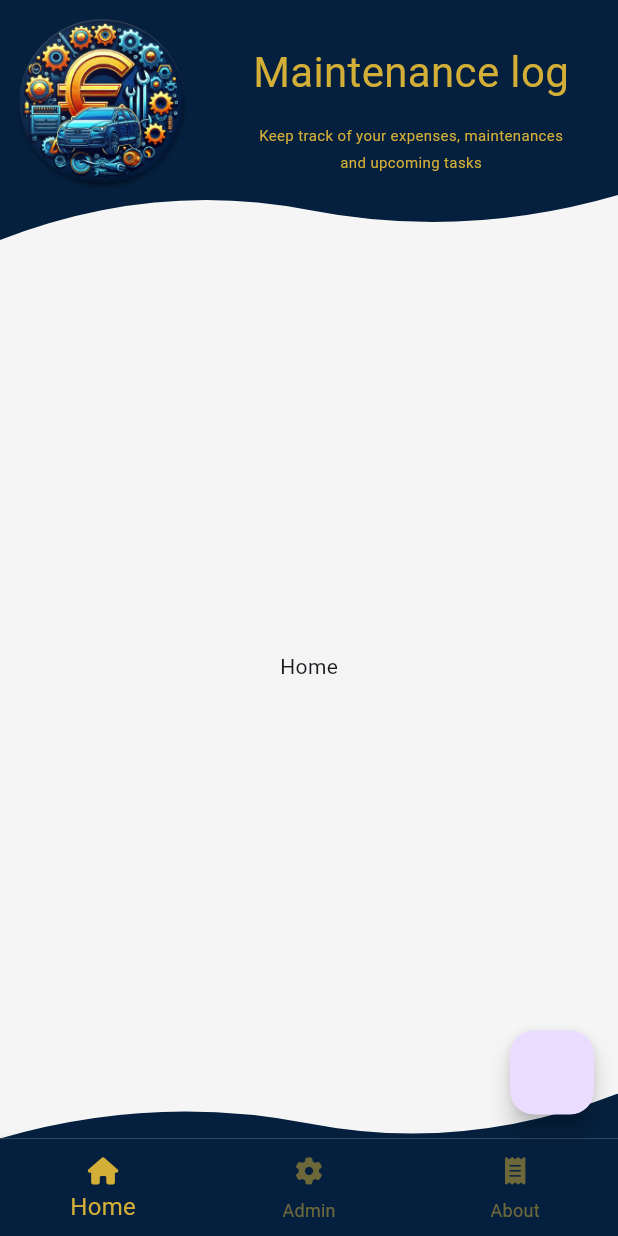
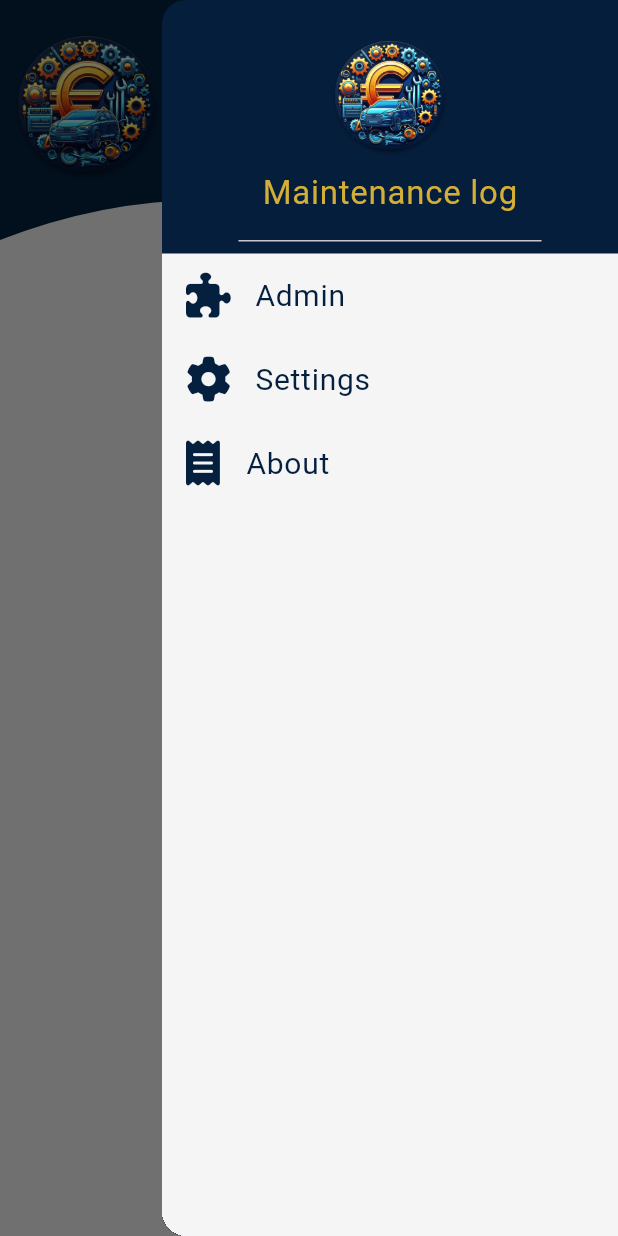
Before and after one commit to bobylolisos/MaintenanceLog, a Flutter app: the screen it shows after launch, with the side drawer open (before the commit the screen has no drawer), on a phone screen of 412 x 824 dp. Run offline on Flutter 3.47's test engine with Material 3 defaults, Android fonts, the phone set to English and light mode, and no system bars; our stand-ins replace firebase_core, flutter_dotenv, font_awesome_flutter; accounts and stored records are empty.

Commit message:
Drawer + ExpandableFab

```diff
--- a/lib/resources/colors.dart
+++ b/lib/resources/colors.dart
@@ -1,4 +1,5 @@
-import 'dart:ui';
+import 'package:flutter/material.dart';
 
 Color colorGold = Color.fromARGB(255, 212, 175, 55);
 Color colorBlue = Color.fromARGB(255, 5, 32, 62);
+Color colorLightGrey = Colors.grey[100]!;
--- a/lib/views/main_view.dart
+++ b/lib/views/main_view.dart
@@ -1,50 +1,20 @@
-import 'dart:io';
-
-import 'package:cloud_firestore/cloud_firestore.dart';
-import 'package:firebase_storage/firebase_storage.dart';
 import 'package:flutter/material.dart';
-import 'package:font_awesome_flutter/font_awesome_flutter.dart';
-import 'package:image_picker/image_picker.dart';
 import 'package:maintenance_log/resources/colors.dart';
-import 'package:maintenance_log/views/about_view.dart';
 import 'package:maintenance_log/views/home_view.dart';
-import 'package:maintenance_log/views/admin_view.dart';
+import 'package:maintenance_log/widgets/drawer_menu.dart';
 import 'package:maintenance_log/widgets/wave_clipper.dart';
 
 class MainView extends StatelessWidget {
-  MainView({super.key});
-
-  final ValueNotifier<int> _selectedMenuItemNotifier = ValueNotifier<int>(0);
+  const MainView({super.key});
 
   @override
   Widget build(BuildContext context) {
     return Scaffold(
-      floatingActionButton: FloatingActionButton(
-        onPressed: () async {
-          var imagePicker = ImagePicker();
-          var xfile = await imagePicker.pickImage(source: ImageSource.camera);
-
-          if (xfile == null) {
-            return;
-          }
-          var referenceRoot = FirebaseStorage.instance.ref();
-          var referenceDirImages = referenceRoot.child('images');
-          var referenceImageToUpload = referenceDirImages.child(xfile.name);
-          await referenceImageToUpload.putFile(File(xfile.path));
-          var url = await referenceImageToUpload.getDownloadURL();
-
-          // var aaa = url;
-
-          Map<String, dynamic> myMap = {'ggg': 'hhh'};
-          var collection = FirebaseFirestore.instance.collection('test');
-          var ref = collection.doc('000');
-          await ref.set(myMap);
-        },
-      ),
       backgroundColor: colorBlue,
+      endDrawer: DrawerMenu(),
       body: SafeArea(
         child: Container(
-          color: Colors.grey[100],
+          color: colorLightGrey,
           child: Column(
             children: [
               ClipPath(
@@ -56,10 +26,11 @@ class MainView extends StatelessWidget {
                     crossAxisAlignment: CrossAxisAlignment.start,
                     children: [
                       Padding(
-                        padding: const EdgeInsets.all(8.0),
+                        padding: const EdgeInsets.symmetric(
+                            horizontal: 8, vertical: 20),
                         child: Image.asset(
                           'assets/logo_foreground.png',
-                          height: 120,
+                          height: 100,
                         ),
                       ),
                       Expanded(
@@ -101,79 +72,56 @@ class MainView extends StatelessWidget {
                           ),
                         ),
                       ),
+                      SizedBox(
+                        width: 10,
+                      ),
+                      Builder(builder: (context) {
+                        return InkWell(
+                          onTap: () {
+                            Scaffold.of(context).openEndDrawer();
+                          },
+                          child: Padding(
+                            padding: EdgeInsets.symmetric(
+                                horizontal: 12, vertical: 15),
+                            child: Icon(
+                              Icons.menu,
+                              color: colorGold,
+                              size: 35,
+                            ),
+                          ),
+                        );
+                      })
                     ],
                   ),
                 ),
               ),
               Expanded(
-                child: ValueListenableBuilder(
-                  valueListenable: _selectedMenuItemNotifier,
-                  builder: (BuildContext context, int value, Widget? child) {
-                    if (value == 2) {
-                      return AboutView();
-                    }
-                    if (value == 1) {
-                      return AdminView();
-                    }
-                    return HomeView();
-                  },
-                ),
+                child: HomeView(),
               ),
-              RotatedBox(
-                quarterTurns: 2,
-                child: ClipPath(
-                  clipper: WaveClipper(),
-                  child: Container(
-                    height: 30,
-                    color: colorBlue,
-                  ),
-                ),
-              )
             ],
           ),
         ),
       ),
-      bottomNavigationBar: ValueListenableBuilder(
-        valueListenable: _selectedMenuItemNotifier,
-        builder: (BuildContext context, int value, Widget? child) {
-          return BottomNavigationBar(
-              iconSize: 18,
-              selectedFontSize: 16,
-              currentIndex: _selectedMenuItemNotifier.value,
-              backgroundColor: colorBlue,
-              selectedItemColor: colorGold,
-              unselectedItemColor: colorGold.withOpacity(0.5),
-              onTap: (value) {
-                _selectedMenuItemNotifier.value = value;
-              },
-              items: [
-                BottomNavigationBarItem(
-                    icon: Padding(
-                      padding: const EdgeInsets.all(4.0),
-                      child: FaIcon(
-                        FontAwesomeIcons.house,
-                      ),
-                    ),
-                    label: 'Home'),
-                BottomNavigationBarItem(
-                    icon: Padding(
-                      padding: const EdgeInsets.all(4.0),
-                      child: FaIcon(
-                        FontAwesomeIcons.gear,
-                      ),
-                    ),
-                    label: 'Admin'),
-                BottomNavigationBarItem(
-                    icon: Padding(
-                      padding: const EdgeInsets.all(4.0),
-                      child: FaIcon(
-                        FontAwesomeIcons.receipt,
-                      ),
-                    ),
-                    label: 'About'),
-              ]);
-        },
-      ),
     );
   }
 }
+
+
+          // var imagePicker = ImagePicker();
+          // var xfile = await imagePicker.pickImage(source: ImageSource.camera);
+
+          // if (xfile == null) {
+          //   return;
+          // }
+          // var referenceRoot = FirebaseStorage.instance.ref();
+          // var referenceDirImages = referenceRoot.child('images');
+          // var referenceImageToUpload = referenceDirImages.child(xfile.name);
+          // await referenceImageToUpload.putFile(File(xfile.path));
+          // var url = await referenceImageToUpload.getDownloadURL();
+
+          // // var aaa = url;
+
+          // Map<String, dynamic> myMap = {'ggg': 'hhh'};
+          // var collection = FirebaseFirestore.instance.collection('test');
+          // var ref = collection.doc('000');
+          // await ref.set(myMap);
--- /dev/null
+++ b/lib/widgets/drawer_menu.dart
@@ -0,0 +1,89 @@
+import 'package:flutter/material.dart';
+import 'package:font_awesome_flutter/font_awesome_flutter.dart';
+import 'package:maintenance_log/resources/colors.dart';
+import 'package:maintenance_log/views/admin_view.dart';
+
+class DrawerMenu extends StatelessWidget {
+  const DrawerMenu({super.key});
+
+  @override
+  Widget build(BuildContext context) {
+    return Drawer(
+      backgroundColor: colorBlue,
+      surfaceTintColor: Colors.black,
+      child: Column(
+        children: [
+          DrawerHeader(
+            decoration: BoxDecoration(border: null, boxShadow: null),
+            child: Column(
+              children: [
+                Padding(
+                  padding:
+                      const EdgeInsets.symmetric(horizontal: 8, vertical: 8),
+                  child: Image.asset(
+                    'assets/logo_foreground.png',
+                    height: 80,
+                  ),
+                ),
+                Text(
+                  'Maintenance log',
+                  style: TextStyle(fontSize: 22, color: colorGold),
+                )
+              ],
+            ),
+          ),
+          Expanded(
+            child: Container(
+              color: colorLightGrey,
+              child: Column(
+                children: [
+                  ListTile(
+                    leading: FaIcon(
+                      FontAwesomeIcons.puzzlePiece,
+                      size: 30,
+                      color: colorBlue,
+                    ),
+                    title: Text(
+                      'Admin',
+                      style: TextStyle(color: colorBlue, fontSize: 20),
+                    ),
+                    onTap: () {
+                      Navigator.pop(context);
+                      Navigator.of(context).push(
+                        MaterialPageRoute(
+                          builder: (context) => AdminView(),
+                        ),
+                      );
+                    },
+                  ),
+                  ListTile(
+                    leading: FaIcon(
+                      FontAwesomeIcons.gear,
+                      size: 30,
+                      color: colorBlue,
+                    ),
+                    title: Text(
+                      'Settings',
+                      style: TextStyle(color: colorBlue, fontSize: 20),
+                    ),
+                  ),
+                  ListTile(
+                    leading: FaIcon(
+                      FontAwesomeIcons.receipt,
+                      size: 30,
+                      color: colorBlue,
+                    ),
+                    title: Text(
+                      'About',
+                      style: TextStyle(color: colorBlue, fontSize: 20),
+                    ),
+                  ),
+                ],
+              ),
+            ),
+          ),
+        ],
+      ),
+    );
+  }
+}
```
Also changed, not shown: lib/views/admin_view.dart (+97 -2 lines), lib/widgets/expandable_fab.dart (added, +216 -0 lines).
